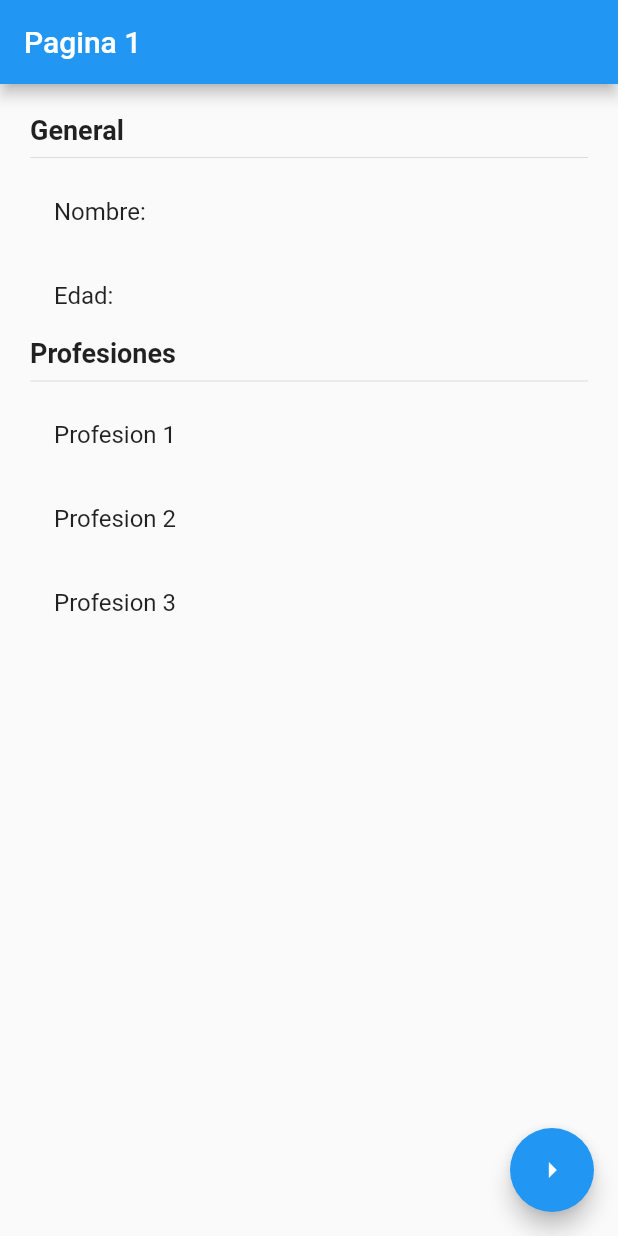
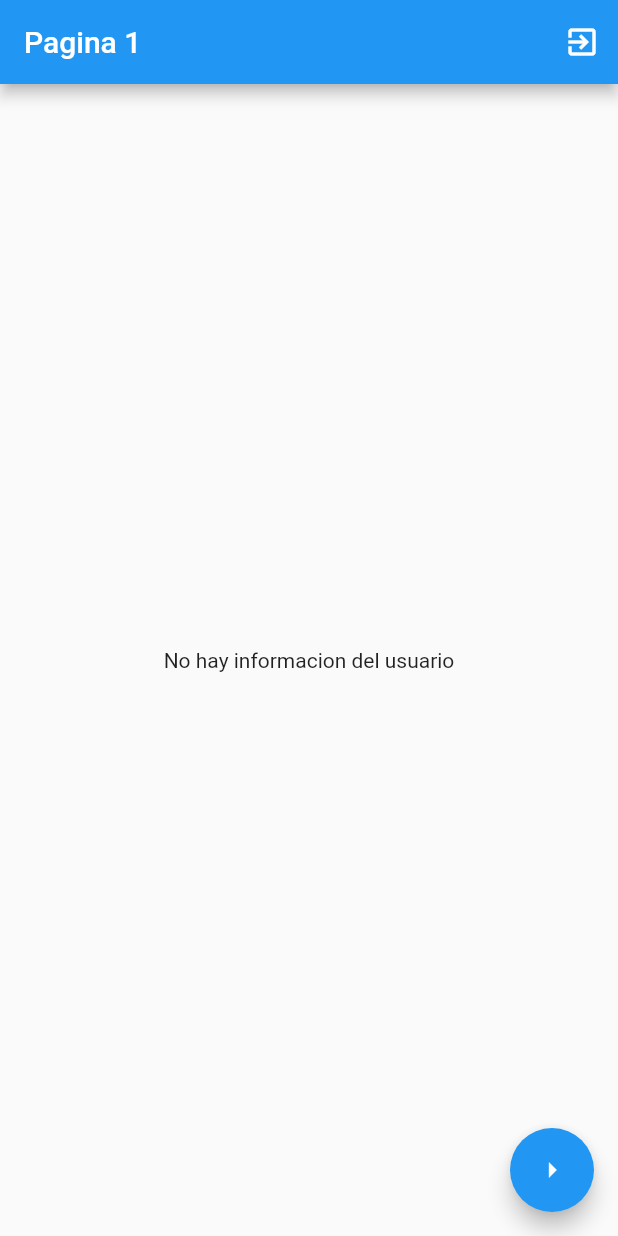
Before and after one commit to GeraSaucedo/flutter_state_management, a Flutter app: the screen it shows after launch, on a phone screen of 412 x 824 dp. Run offline on Flutter 3.47's test engine with Material 2 defaults, Android fonts, the phone set to English and light mode, and no system bars; our stand-ins replace flutter_bloc.

Commit message:
rama cubit terminado

```diff
--- /dev/null
+++ b/lib/bloc/usuario/usuario_cubit.dart
@@ -0,0 +1,38 @@
+import 'package:meta/meta.dart';
+import 'package:flutter_bloc/flutter_bloc.dart';
+import 'package:state_management/models/usuario.dart';
+part 'usuario_state.dart';
+
+class UsuarioCubit extends Cubit<UsuarioState> {
+  UsuarioCubit() : super(UsuarioInitial());
+
+  void seleccionarUsuario(Usuario user) {
+    emit(UsuarioActivo(user));
+  }
+
+  void cambiarEdad() {
+    final currentState = state;
+    if (currentState is UsuarioActivo) {
+      final newUser = currentState.usuario.copyWith(edad: 30);
+      emit(UsuarioActivo(newUser));
+    }
+  }
+
+  void agregarProfesion() {
+    final currentState = state;
+    if (currentState is UsuarioActivo) {
+      final newProfesiones = [
+        ...currentState.usuario.profesiones,
+        'Profesion ${currentState.usuario.profesiones.length + 1}'
+      ];
+
+
+      final newUser = currentState.usuario.copyWith(profesiones: newProfesiones);
+      emit(UsuarioActivo(newUser));
+    }
+  }
+
+  void borrarUsuario() {
+    emit(UsuarioInitial());
+  }
+}
--- /dev/null
+++ b/lib/bloc/usuario/usuario_state.dart
@@ -0,0 +1,20 @@
+part of 'usuario_cubit.dart';
+
+@immutable
+abstract class UsuarioState {}
+
+class UsuarioInitial extends UsuarioState {
+  final existeUsuario = false;
+
+/*   @override
+  String toString() {
+    return 'UsuarioInicial: existeUsuario: false';
+  } */
+}
+
+class UsuarioActivo extends UsuarioState {
+  final existeUsuario = true;
+  final Usuario usuario;
+
+  UsuarioActivo(this.usuario);
+}
--- a/lib/main.dart
+++ b/lib/main.dart
@@ -1,4 +1,6 @@
 import 'package:flutter/material.dart';
+import 'package:flutter_bloc/flutter_bloc.dart';
+import 'package:state_management/bloc/usuario/usuario_cubit.dart';
 import 'package:state_management/pages/pagina1_page.dart';
 import 'package:state_management/pages/pagina2_page.dart';
 
@@ -7,7 +9,11 @@ void main() => runApp(MyApp());
 class MyApp extends StatelessWidget {
   @override
   Widget build(BuildContext context) {
-    return MaterialApp(
+    return MultiBlocProvider(
+          providers: [
+              BlocProvider(create: (_) => UsuarioCubit())
+          ],
+          child: MaterialApp(
         debugShowCheckedModeBanner: false,
         title: 'Material App',
         initialRoute: 'pagina1',
@@ -15,6 +21,7 @@ class MyApp extends StatelessWidget {
           'pagina1': (_) => Pagina1Page(),
           'pagina2': (_) => Pagina2Page ()
         },
+      ),
     );
   }
 }
--- a/lib/models/usuario.dart
+++ b/lib/models/usuario.dart
@@ -1,7 +1,15 @@
 class Usuario {
-  String nombre;
-  int edad;
-  List<String> profesiones;
+  final String nombre;
+  final int edad;
+  final List<String> profesiones;
 
   Usuario({this.nombre, this.edad, this.profesiones});
+
+  Usuario copyWith({String nombre, int edad, List<String> profesiones}) {
+    return Usuario(
+        nombre: nombre ?? this.nombre,
+        edad: edad ?? this.edad,
+        profesiones: profesiones ?? this.profesiones
+    );
+  }
 }
--- a/lib/pages/pagina1_page.dart
+++ b/lib/pages/pagina1_page.dart
@@ -1,24 +1,55 @@
 import 'package:flutter/material.dart';
-
+import 'package:flutter_bloc/flutter_bloc.dart';
+import 'package:state_management/bloc/usuario/usuario_cubit.dart';
+import 'package:state_management/models/usuario.dart';
 
 class Pagina1Page extends StatelessWidget {
-
   @override
   Widget build(BuildContext context) {
     return Scaffold(
       appBar: AppBar(
         title: Text("Pagina 1"),
+        actions: [
+          IconButton(
+            icon: Icon(Icons.exit_to_app),
+            onPressed: () => context.bloc<UsuarioCubit>().borrarUsuario()
+            ,
+          )
+        ],
       ),
-      body: InformacionUsuario(),
-     floatingActionButton: FloatingActionButton(
-       onPressed: () => Navigator.pushNamed(context, 'pagina2'),
-       child: Icon(Icons.arrow_right),
-     ),
-   );
+      body: BodyScaffold(),
+      floatingActionButton: FloatingActionButton(
+        onPressed: () => Navigator.pushNamed(context, 'pagina2'),
+        child: Icon(Icons.arrow_right),
+      ),
+    );
+  }
+}
+
+class BodyScaffold extends StatelessWidget {
+  @override
+  Widget build(BuildContext context) {
+    return BlocBuilder<UsuarioCubit, UsuarioState>(builder: (_, state) {
+      switch (state.runtimeType) {
+        case UsuarioInitial:
+          return Center(child: Text("No hay informacion del usuario"));
+          break;
+
+        case UsuarioActivo:
+          return InformacionUsuario(usuario: (state as UsuarioActivo).usuario);
+          break;
+
+        default:
+          return Center(child: Text("Estado no reconocido"));
+      }
+    });
   }
 }
 
 class InformacionUsuario extends StatelessWidget {
+  final Usuario usuario;
+
+  const InformacionUsuario({Key key, @required this.usuario}) : super(key: key);
   @override
   Widget build(BuildContext context) {
     return Container(
@@ -28,25 +59,27 @@ class InformacionUsuario extends StatelessWidget {
       child: Column(
         crossAxisAlignment: CrossAxisAlignment.start,
         children: [
-          Text("General", style: TextStyle(fontSize: 18, fontWeight: FontWeight.bold),),
+          Text(
+            "General",
+            style: TextStyle(fontSize: 18, fontWeight: FontWeight.bold),
+          ),
           Divider(),
           ListTile(
-            title: Text("Nombre: "),
+            title: Text("Nombre: ${usuario.nombre}"),
           ),
           ListTile(
-            title: Text("Edad: "),
+            title: Text("Edad: ${usuario.edad}"),
           ),
-           Text("Profesiones", style: TextStyle(fontSize: 18, fontWeight: FontWeight.bold),),
+          Text(
+            "Profesiones",
+            style: TextStyle(fontSize: 18, fontWeight: FontWeight.bold),
+          ),
           Divider(),
-          ListTile(
-            title: Text("Profesion 1"),
-          ),
-          ListTile(
-            title: Text("Profesion 2"),
-          ),
-           ListTile(
-            title: Text("Profesion 3"),
-          )
+          ...usuario.profesiones
+              .map((profesion) => ListTile(
+                    title: Text(profesion),
+                  ))
+              .toList()
         ],
       ),
     );
--- a/pubspec.yaml
+++ b/pubspec.yaml
@@ -28,6 +28,7 @@ dependencies:
   # The following adds the Cupertino Icons font to your application.
   # Use with the CupertinoIcons class for iOS style icons.
   cupertino_icons: ^1.0.0
+  flutter_bloc: ^6.0.6
 
 dev_dependencies:
   flutter_test:
```
Also changed, not shown: lib/pages/pagina2_page.dart (+30 -10 lines), pubspec.lock. Lines whose indentation alone changed are shown as unchanged.
